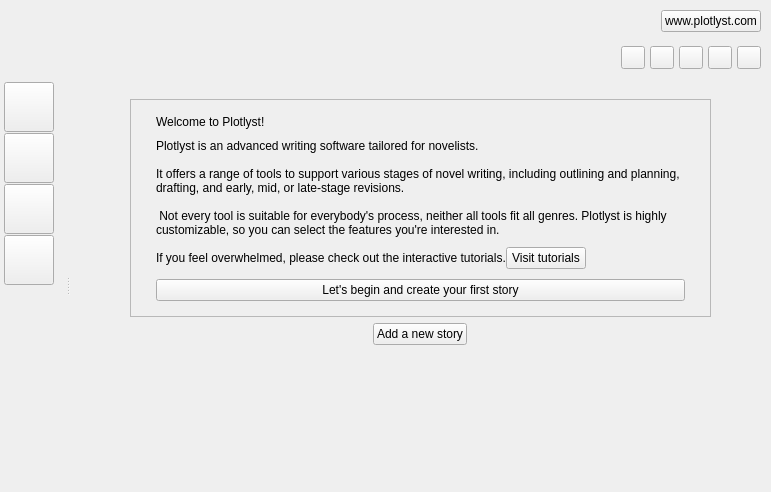
The window that ui/home_view.ui (zkovari/plotlyst) describes before a commit, drawn with Qt 5.
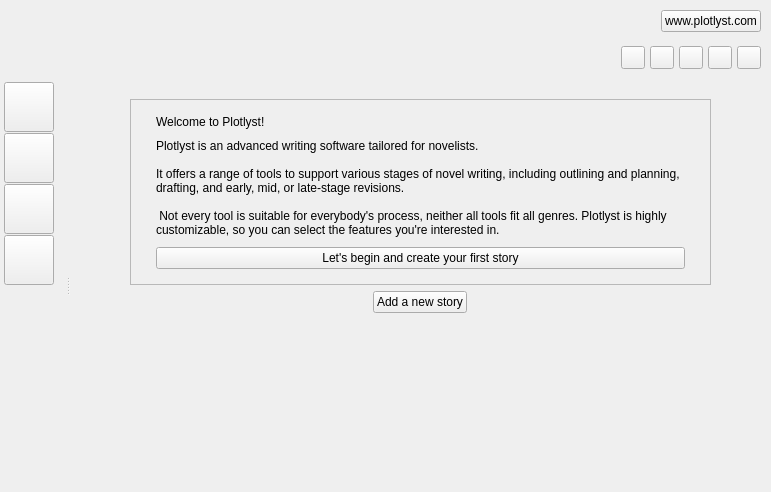
The same window after the commit.

Commit message: Hide tutorials, closes #1206

Patch:
```diff
--- a/ui/home_view.ui
+++ b/ui/home_view.ui
@@ -586,58 +586,6 @@
                         </property>
                        </widget>
                       </item>
-                      <item>
-                       <layout class="QHBoxLayout" name="horizontalLayout_14">
-                        <property name="spacing">
-                         <number>0</number>
-                        </property>
-                        <item>
-                         <widget class="QLabel" name="label_8">
-                          <property name="sizePolicy">
-                           <sizepolicy hsizetype="Expanding" vsizetype="Preferred">
-                            <horstretch>0</horstretch>
-                            <verstretch>0</verstretch>
-                           </sizepolicy>
-                          </property>
-                          <property name="text">
-                           <string>If you feel overwhelmed, please check out the interactive tutorials.</string>
-                          </property>
-                          <property name="wordWrap">
-                           <bool>false</bool>
-                          </property>
-                          <property name="description" stdset="0">
-                           <bool>true</bool>
-                          </property>
-                         </widget>
-                        </item>
-                        <item>
-                         <widget class="QPushButton" name="btnVisitTutorials">
-                          <property name="cursor">
-                           <cursorShape>PointingHandCursor</cursorShape>
-                          </property>
-                          <property name="text">
-                           <string>Visit tutorials</string>
-                          </property>
-                         </widget>
-                        </item>
-                        <item>
-                         <spacer name="horizontalSpacer_13">
-                          <property name="orientation">
-                           <enum>Qt::Horizontal</enum>
-                          </property>
-                          <property name="sizeType">
-                           <enum>QSizePolicy::Expanding</enum>
-                          </property>
-                          <property name="sizeHint" stdset="0">
-                           <size>
-                            <width>40</width>
-                            <height>20</height>
-                           </size>
-                          </property>
-                         </spacer>
-                        </item>
-                       </layout>
-                      </item>
                       <item>
                        <widget class="QPushButton" name="btnFirstStory">
                         <property name="cursor">
```
Left out of the diff: 16 changed lines with no effect on the pictures. The commit also changes 1 other file.
